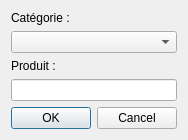
Above: src/dialog/productdialog.ui from Christophedlr/EDSystem before the change. Below: the same form after it.
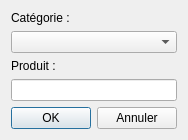
That is the form after the change.

What changed in the file:
```diff
--- a/src/dialog/productdialog.ui
+++ b/src/dialog/productdialog.ui
@@ -6,7 +6,7 @@
    <rect>
     <x>0</x>
     <y>0</y>
-    <width>174</width>
+    <width>176</width>
     <height>139</height>
    </rect>
   </property>
@@ -43,14 +43,22 @@
     </layout>
    </item>
    <item>
-    <widget class="QDialogButtonBox" name="buttonBox_2">
-     <property name="orientation">
-      <enum>Qt::Horizontal</enum>
-     </property>
-     <property name="standardButtons">
-      <set>QDialogButtonBox::Cancel|QDialogButtonBox::Ok</set>
-     </property>
-    </widget>
+    <layout class="QHBoxLayout" name="horizontalLayout">
+     <item>
+      <widget class="QPushButton" name="acceptButton">
+       <property name="text">
+        <string>OK</string>
+       </property>
+      </widget>
+     </item>
+     <item>
+      <widget class="QPushButton" name="rejectButton">
+       <property name="text">
+        <string>Annuler</string>
+       </property>
+      </widget>
+     </item>
+    </layout>
    </item>
   </layout>
  </widget>
```
Left out of the diff: 20 changed lines with no effect on the pictures.
